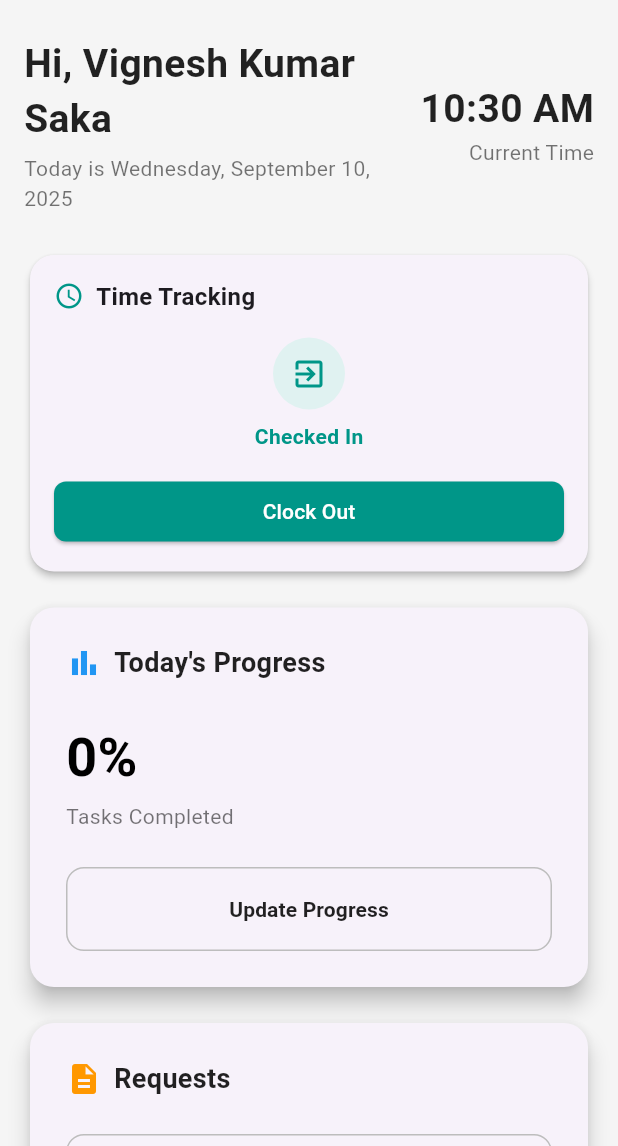
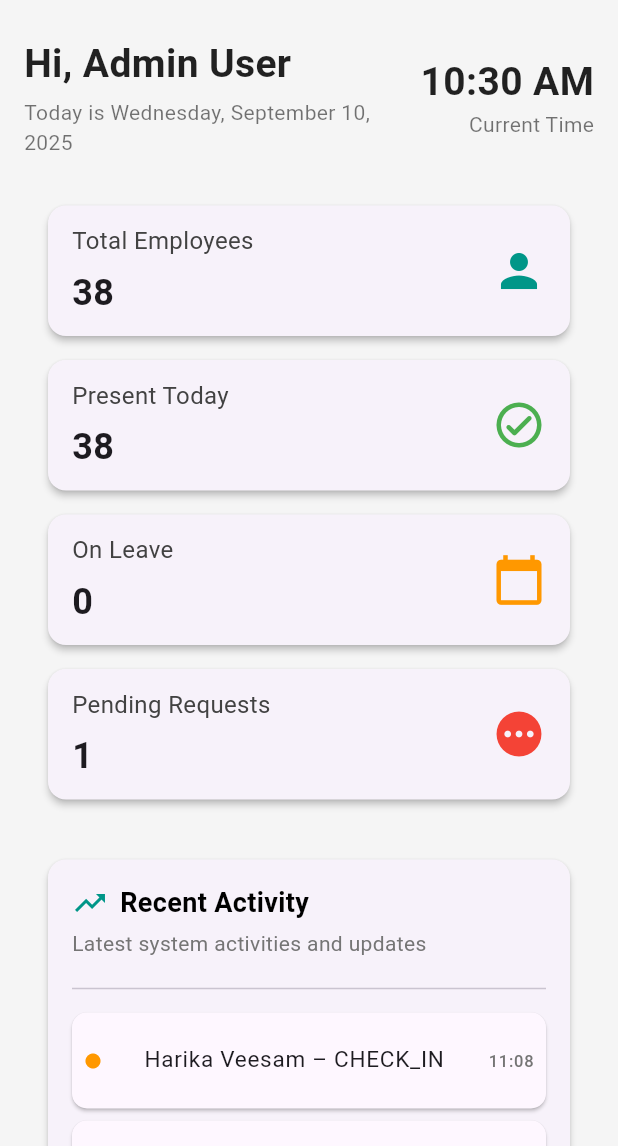
Before and after one commit to vishnu0220/Sria, a Flutter app: the screen it shows after launch, on a phone screen of 412 x 824 dp, the part 90-1236 px from its top. Run offline on Flutter 3.47's test engine with Material 3 defaults, Android fonts, the phone set to English and light mode, and no system bars.

Commit message:
Completed Admin Dashboard Screen and Created Common Widget Folder

```diff
--- a/lib/main.dart
+++ b/lib/main.dart
@@ -1,3 +1,4 @@
+import 'package:flow_sphere/screens/adminScreens/admin_dashboard.dart';
 import 'package:flow_sphere/screens/authScreens/login_screen.dart';
 import 'package:flow_sphere/screens/authScreens/password_reset_page.dart';
 import 'package:flow_sphere/screens/userScreens/calender_screen.dart';
@@ -19,16 +20,18 @@ class MyApp extends StatelessWidget {
   Widget build(BuildContext context) {
     return MaterialApp(
       title: 'FlowSphere',
-      initialRoute: '/dashboard',
-      routes: {
-        '/login': (context) => const LoginScreen(),
-        '/dashboard': (context) => const DashboardScreen(),
-        '/progress': (context) => const ProgressScreen(),
-        '/requests': (context) => const RequestsScreen(),
-        '/calendar': (context) => const CalendarScreen(),
-        '/profile': (context) => const ProfileScreen(),
-        '/resetPassword': (context) => const PasswordResetPage(),
-      },
+      // initialRoute: '/dashboard',
+      // routes: {
+      //   '/login': (context) => const LoginScreen(),
+      //   '/dashboard': (context) => const DashboardScreen(),
+      //   '/progress': (context) => const ProgressScreen(),
+      //   '/requests': (context) => const RequestsScreen(),
+      //   '/calendar': (context) => const CalendarScreen(),
+      //   '/profile': (context) => const ProfileScreen(),
+      //   '/resetPassword': (context) => const PasswordResetPage(),
+      // },
+      home: AdminDashboardScreen(),
+      debugShowCheckedModeBanner: false,
     );
   }
 }
--- a/lib/screens/adminScreens/admin_dashboard.dart
+++ b/lib/screens/adminScreens/admin_dashboard.dart
@@ -0,0 +1,198 @@
+import 'dart:async';
+
+import 'package:flow_sphere/screens/adminScreens/widgets/dashboard_state_card.dart';
+import 'package:flow_sphere/screens/adminScreens/widgets/recent_activity_card.dart';
+import 'package:flow_sphere/screens/userScreens/custom_appbar.dart';
+import 'package:flutter/material.dart';
+import 'package:intl/intl.dart';
+
+class AdminDashboardScreen extends StatefulWidget {
+  const AdminDashboardScreen({super.key});
+
+  @override
+  State<AdminDashboardScreen> createState() => _AdminDashboardScreenState();
+}
+
+class _AdminDashboardScreenState extends State<AdminDashboardScreen> {
+  int totalEmployees = 38;
+  int presentToday = 34;
+  int onLeave = 0;
+  int pendingRequests = 1;
+  List<String> recentActivity = [
+    'Padmakar Reddy Abaka - CHECK_IN at 13:53',
+    'Kollu VishnuVardhan - CHECK_IN at 12:46',
+  ];
+
+  // Dummy user data
+  final _fullName = 'Admin User';
+
+  DateTime _currentTime = DateTime.now();
+  late Timer _timer;
+
+  @override
+  void initState() {
+    super.initState();
+    // Start a timer to update the current time every second
+    _timer = Timer.periodic(const Duration(seconds: 1), (timer) {
+      if (mounted) {
+        setState(() {
+          _currentTime = DateTime.now();
+        });
+      }
+    });
+  }
+
+  @override
+  void dispose() {
+    _timer.cancel();
+    super.dispose();
+  }
+
+  @override
+  Widget build(BuildContext context) {
+    // Format the current date and time
+    final formattedDate = DateFormat('EEEE, MMMM d, y').format(DateTime.now());
+    final formattedTime = DateFormat('hh:mm a').format(_currentTime);
+    return Scaffold(
+      appBar: CustomAppBar(),
+      backgroundColor: Colors.grey[100],
+      body: SingleChildScrollView(
+        padding: const EdgeInsets.symmetric(horizontal: 16.0, vertical: 24.0),
+        child: Column(
+          crossAxisAlignment: CrossAxisAlignment.start,
+          children: [
+            // Header Section
+            Row(
+              mainAxisAlignment: MainAxisAlignment.spaceBetween,
+              children: [
+                Expanded(
+                  child: Column(
+                    crossAxisAlignment: CrossAxisAlignment.start,
+                    children: [
+                      Text(
+                        'Hi, $_fullName',
+                        style: const TextStyle(
+                          fontSize: 26,
+                          fontWeight: FontWeight.bold,
+                          color: Colors.black87,
+                        ),
+                      ),
+                      const SizedBox(height: 4),
+                      Text(
+                        'Today is $formattedDate',
+                        style: const TextStyle(
+                          fontSize: 14,
+                          color: Colors.black54,
+                        ),
+                      ),
+                    ],
+                  ),
+                ),
+                Column(
+                  crossAxisAlignment: CrossAxisAlignment.end,
+                  children: [
+                    Text(
+                      formattedTime,
+                      style: const TextStyle(
+                        fontSize: 26,
+                        fontWeight: FontWeight.bold,
+                        color: Colors.black87,
+                      ),
+                    ),
+                    const Text(
+                      'Current Time',
+                      style: TextStyle(fontSize: 14, color: Colors.black54),
+                    ),
+                  ],
+                ),
+              ],
+            ),
+            const SizedBox(height: 24),
+            DashboardStatCard(
+              title: 'Total Employees',
+              count: 38,
+              icon: Icons.person,
+              iconColor: Colors.teal,
+            ),
+
+            DashboardStatCard(
+              title: 'Present Today',
+              count: 38,
+              icon: Icons.check_circle_outline_rounded,
+              iconColor: Colors.green,
+            ),
+
+            DashboardStatCard(
+              title: 'On Leave',
+              count: 0,
+              icon: Icons.calendar_today,
+              iconColor: Colors.orange,
+            ),
+            DashboardStatCard(
+              title: 'Pending Requests',
+              count: 1,
+              icon: Icons.pending,
+              iconColor: Colors.red,
+            ),
+            const SizedBox(height: 16),
+            RecentActivityCard(
+              activities: [
+                ActivityItem(
+                  name: 'Harika Veesam',
+                  action: 'CHECK_IN',
+                  time: '11:08',
+                ),
+                ActivityItem(
+                  name: 'Snithija Raavi',
+                  action: 'CHECK_OUT',
+                  time: '11:06',
+                ),
+                ActivityItem(
+                  name: 'Vineeth Erramalla',
+                  action: 'CHECK_IN',
+                  time: '11:05',
+                ),
+                ActivityItem(
+                  name: 'Snithija Raavi',
+                  action: 'CHECK_IN',
+                  time: '11:06',
+                ),
+                ActivityItem(
+                  name: 'Snithija Raavi',
+                  action: 'CHECK_IN',
+                  time: '11:06',
+                ),
+                ActivityItem(
+                  name: 'Snithija Raavi',
+                  action: 'CHECK_OUT',
+                  time: '11:06',
+                ),
+                ActivityItem(
+                  name: 'Snithija Raavi',
+                  action: 'CHECK_IN',
+                  time: '11:06',
+                ),
+                ActivityItem(
+                  name: 'Snithija Raavi',
+                  action: 'CHECK_OUt',
+                  time: '11:06',
+                ),
+
+                ActivityItem(
+                  name: 'Snithija Raavi',
+                  action: 'CHECK_IN',
+                  time: '11:06',
+                ),
+                ActivityItem(
+                  name: 'Snithija Raavi',
+                  action: 'CHECK_IN',
+                  time: '11:06',
+                ),
+              ],
+            ),
+          ],
+        ),
+      ),
+    );
+  }
+}
--- /dev/null
+++ b/lib/screens/adminScreens/widgets/dashboard_state_card.dart
@@ -0,0 +1,48 @@
+import 'package:flutter/material.dart';
+
+class DashboardStatCard extends StatelessWidget {
+  final String title;
+  final int count;
+  final IconData icon;
+  final Color iconColor;
+
+  const DashboardStatCard({
+    super.key,
+    required this.title,
+    required this.count,
+    required this.icon,
+    this.iconColor = Colors.blue,
+  });
+
+  @override
+  Widget build(BuildContext context) {
+    return Card(
+      elevation: 2,
+      shape: RoundedRectangleBorder(borderRadius: BorderRadius.circular(12)),
+      margin: const EdgeInsets.symmetric(horizontal: 16, vertical: 8),
+      child: Padding(
+        padding: const EdgeInsets.symmetric(horizontal: 16, vertical: 12),
+        child: Row(
+          mainAxisAlignment: MainAxisAlignment.spaceBetween,
+          children: [
+            Column(
+              crossAxisAlignment: CrossAxisAlignment.start,
+              children: [
+                Text(
+                  title,
+                  style: TextStyle(fontSize: 16, color: Colors.grey[800]),
+                ),
+                SizedBox(height: 6),
+                Text(
+                  '$count',
+                  style: TextStyle(fontSize: 24, fontWeight: FontWeight.bold),
+                ),
+              ],
+            ),
+            Icon(icon, size: 36, color: iconColor),
+          ],
+        ),
+      ),
+    );
+  }
+}
--- /dev/null
+++ b/lib/screens/adminScreens/widgets/recent_activity_card.dart
@@ -0,0 +1,92 @@
+import 'package:flutter/material.dart';
+
+class RecentActivityCard extends StatelessWidget {
+  final List<ActivityItem> activities;
+
+  const RecentActivityCard({super.key, required this.activities});
+
+  @override
+  Widget build(BuildContext context) {
+    return Card(
+      elevation: 2,
+      shape: RoundedRectangleBorder(borderRadius: BorderRadius.circular(12)),
+      margin: const EdgeInsets.all(16),
+      child: Padding(
+        padding: const EdgeInsets.symmetric(vertical: 16, horizontal: 16),
+        child: Column(
+          crossAxisAlignment: CrossAxisAlignment.start,
+          children: [
+            // Header Row
+            Row(
+              children: [
+                Icon(Icons.trending_up, color: Colors.teal),
+                const SizedBox(width: 8),
+                Text(
+                  'Recent Activity',
+                  style: TextStyle(
+                    fontSize: 18,
+                    fontWeight: FontWeight.bold,
+                    color: Colors.black,
+                  ),
+                ),
+              ],
+            ),
+            const SizedBox(height: 4),
+            Text(
+              'Latest system activities and updates',
+              style: TextStyle(fontSize: 14, color: Colors.grey[600]),
+            ),
+            const SizedBox(height: 12),
+            Divider(),
+            // Activity List
+            ListView.builder(
+              itemCount: activities.length,
+              shrinkWrap: true,
+              physics: NeverScrollableScrollPhysics(),
+              itemBuilder: (context, index) {
+                final act = activities[index];
+                return Padding(
+                  padding: const EdgeInsets.only(top: 8.0),
+                  child: Material(
+                    // ignore: deprecated_member_use
+                    // color: Colors.grey.withOpacity(0),
+                    elevation: 1, // Shadow depth for each item
+                    borderRadius: BorderRadius.circular(10),
+                    child: ListTile(
+                      leading: Icon(
+                        Icons.circle,
+                        color: Colors.orange,
+                        size: 12,
+                      ),
+                      title: Text(
+                        '${act.name} – ${act.action}',
+                        style: TextStyle(fontSize: 15),
+                      ),
+                      trailing: Text(
+                        act.time,
+                        style: TextStyle(color: Colors.grey[600]),
+                      ),
+                      contentPadding: EdgeInsets.symmetric(
+                        horizontal: 8,
+                        vertical: 4,
+                      ),
+                    ),
+                  ),
+                );
+              },
+            ),
+          ],
+        ),
+      ),
+    );
+  }
+}
+
+// Model class to encapsulate activity details
+class ActivityItem {
+  final String name;
+  final String action;
+  final String time;
+
+  ActivityItem({required this.name, required this.action, required this.time});
+}
```
